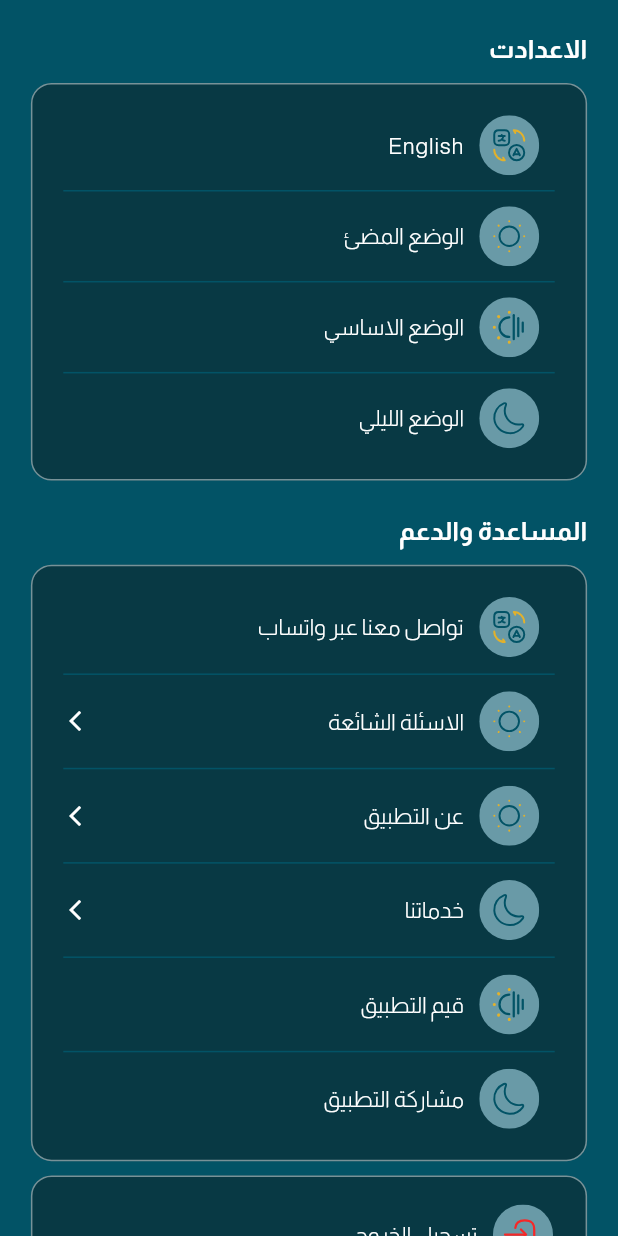
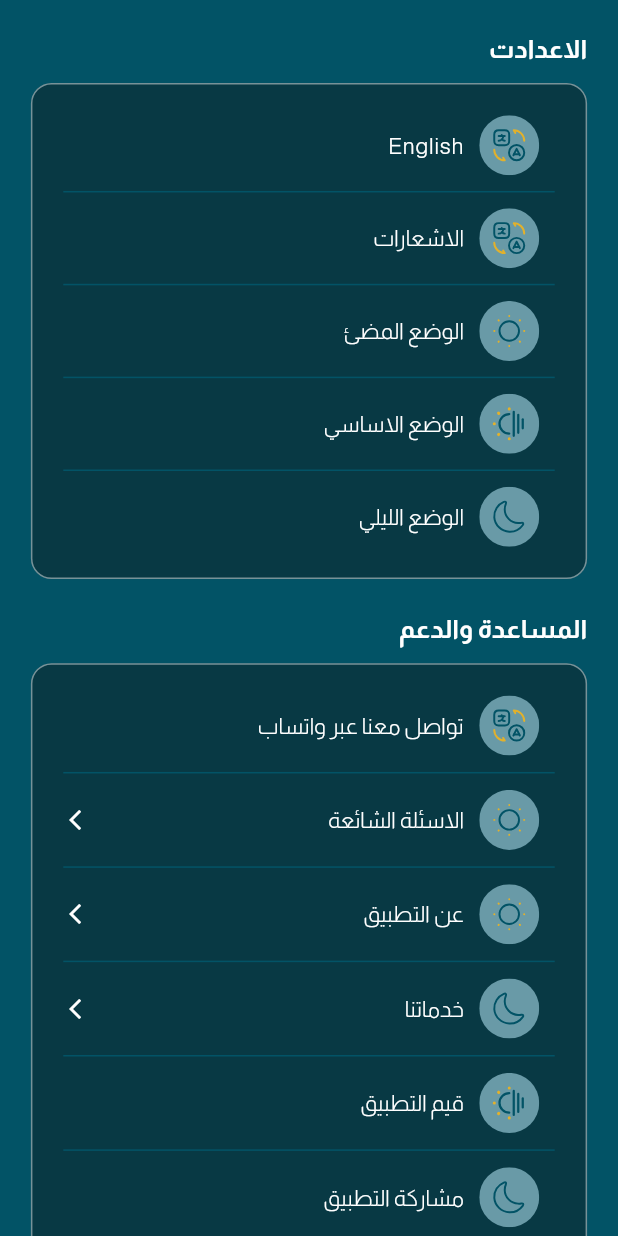
Before and after one commit to ranahamdy1/abo_maged_app, a Flutter app: the ProfileScreen screen opened directly, scrolled down 576 dp, on a phone screen of 412 x 824 dp. Run offline on Flutter 3.47's test engine with Material 3 defaults, Android fonts, the phone set to English and light mode, and no system bars; our stand-ins replace animated_splash_screen, bloc, carousel_slider, contained_tab_bar_view, dio, dotted_border and 9 more; accounts and stored records are empty.

```diff
--- a/lib/features/home/profile/view/profile_screen.dart
+++ b/lib/features/home/profile/view/profile_screen.dart
@@ -8,6 +8,7 @@ import 'package:abo_maged_app/features/home/profile/view/common_question_screen.
 import 'package:abo_maged_app/features/home/profile/view/my_address_screen.dart';
 import 'package:abo_maged_app/features/home/profile/view/my_data_screen.dart';
 import 'package:abo_maged_app/features/home/profile/view/my_fav_screen.dart';
+import 'package:abo_maged_app/features/home/profile/view/notification_screen.dart';
 import 'package:abo_maged_app/features/home/profile/view/our_services_screen.dart';
 import 'package:abo_maged_app/features/home/profile/view/privacy_setting_screen.dart';
 import 'package:abo_maged_app/features/home/profile/view/use_rules_screen.dart';
@@ -84,7 +85,7 @@ class ProfileScreen extends StatelessWidget {
                   ),
                   SizedBox(height: 8.h),
                   Container(
-                    height: 222.h,
+                    height: 277.h,
                     width: 348.w,
                     decoration: BoxDecoration(
                         color: AppColors.secondColor,
@@ -93,16 +94,22 @@ class ProfileScreen extends StatelessWidget {
                     ),
                     child: Padding(
                       padding: EdgeInsets.all(18.0.w),
-                      child: const Column(
+                      child: Column(
                         mainAxisAlignment: MainAxisAlignment.spaceBetween,
                         children: [
-                          SettingWidget(image: 'lang', text: 'English'),
-                          Divider(color: AppColors.mainColor),
-                          SettingWidget(image: 'light', text: 'الوضع المضئ'),
-                          Divider(color: AppColors.mainColor),
-                          SettingWidget(image: 'main_color', text: 'الوضع الاساسي'),
-                          Divider(color: AppColors.mainColor),
-                          SettingWidget(image: 'dark', text: 'الوضع الليلي'),
+                          const SettingWidget(image: 'lang', text: 'English'),
+                          const Divider(color: AppColors.mainColor),
+                          InkWell(
+                              onTap: (){
+                                AppRoutes.routeTo(context, const NotificationScreen());
+                              },
+                              child: const SettingWidget(image: 'lang', text: 'الاشعارات')),
+                          const Divider(color: AppColors.mainColor),
+                          const SettingWidget(image: 'light', text: 'الوضع المضئ'),
+                          const Divider(color: AppColors.mainColor),
+                          const SettingWidget(image: 'main_color', text: 'الوضع الاساسي'),
+                          const Divider(color: AppColors.mainColor),
+                          const SettingWidget(image: 'dark', text: 'الوضع الليلي'),
                         ],
                       ),
                     ),
--- a/lib/features/welcome/on_boarding/view/on_boarding_screen.dart
+++ b/lib/features/welcome/on_boarding/view/on_boarding_screen.dart
@@ -1,7 +1,6 @@
 import 'package:abo_maged_app/features/home/main_navigation/main_navigation_screen.dart';
 import 'package:flutter/material.dart';
 import 'package:flutter_bloc/flutter_bloc.dart';
-import 'package:abo_maged_app/core/extensions/assets_widgets.dart';
 import 'package:abo_maged_app/core/utils/app_assets.dart';
 import 'package:abo_maged_app/core/utils/app_colors.dart';
 import 'package:abo_maged_app/core/utils/app_routes.dart';
--- a/pubspec.yaml
+++ b/pubspec.yaml
@@ -28,6 +28,7 @@ dependencies:
   carousel_slider: ^5.0.0
   contained_tab_bar_view: ^0.8.0
   google_maps_flutter: ^2.10.0
+  dotted_border: ^2.1.0
 
 dev_dependencies:
   flutter_test:
```
Also changed, not shown: lib/features/home/profile/view/notification_screen.dart (added, +112 -0 lines), assets/images/notification.png (added), assets/svgs/delete.svg (added), pubspec.lock.
